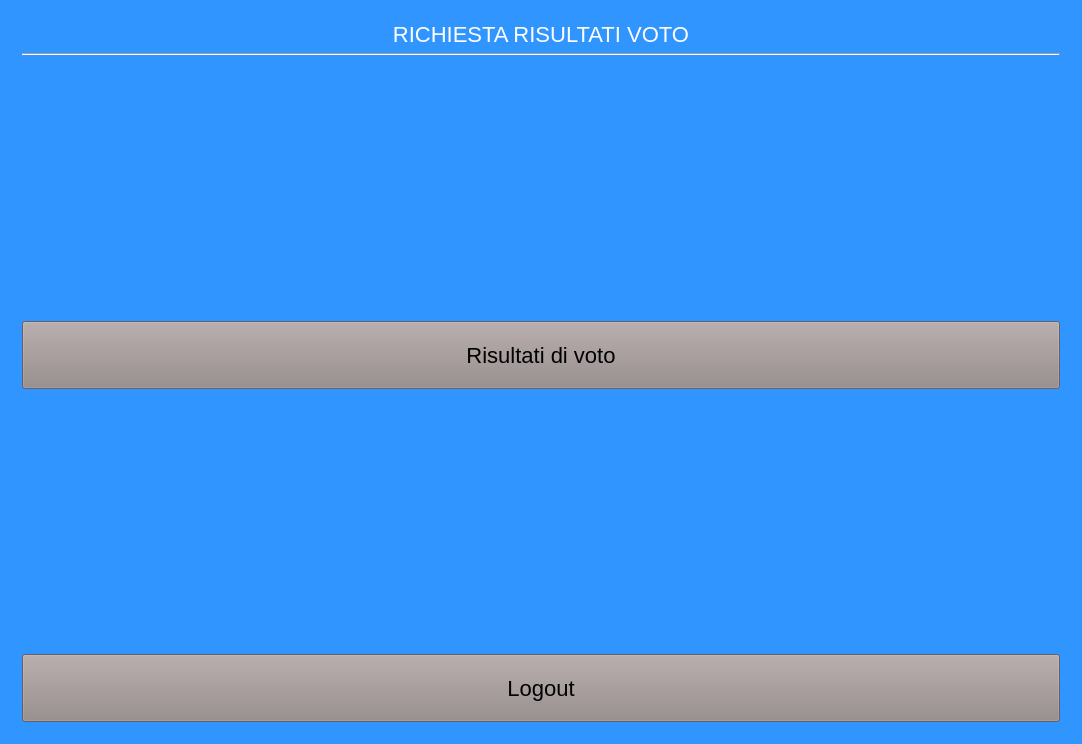
giuseppedifatta/sistemaSeggio, file mainwindowseggio.ui: the form before one commit.
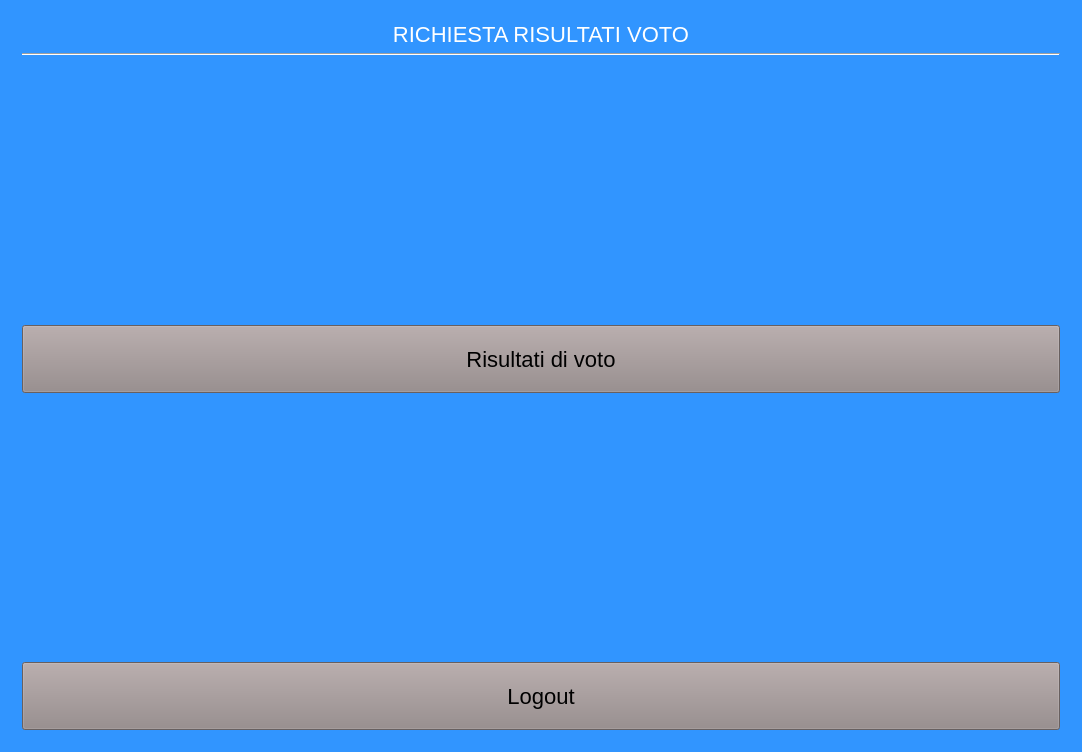
The form after the commit. The open tabs and pages were chosen to show the change.

```diff
--- a/mainwindowseggio.ui
+++ b/mainwindowseggio.ui
@@ -7,7 +7,7 @@
     <x>0</x>
     <y>0</y>
     <width>1080</width>
-    <height>744</height>
+    <height>752</height>
    </rect>
   </property>
   <property name="font">
```
Left out of the diff: 4 changed lines with no effect on the pictures.
